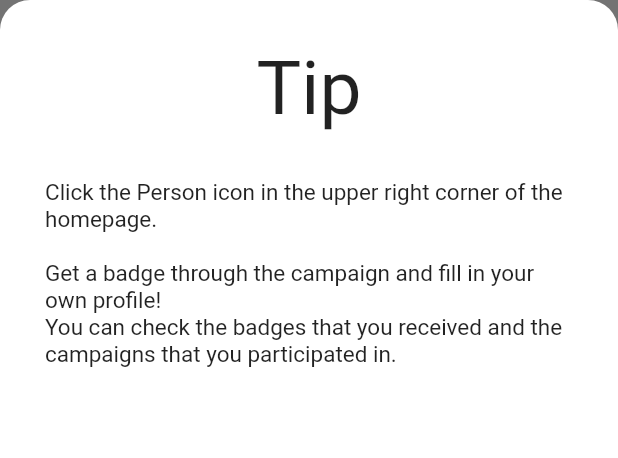
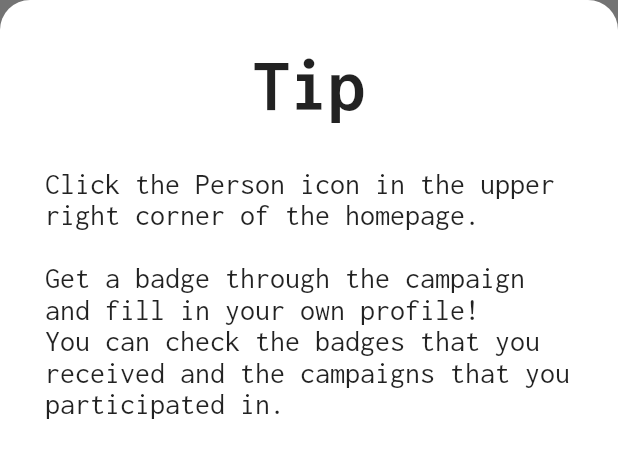
Before and after one commit to DSCHUFS/DSC-Solution-Challenge-2021-Groo, a Flutter app: the TipScreen widget shown alone on an empty page, opened directly, on a phone screen of 412 x 824 dp. Shown: the top 458 px of the screen. Run offline on Flutter 3.47's test engine with Material 2 defaults, Android fonts, the phone set to English and light mode, and no system bars; our stand-ins replace carousel_slider, cloud_firestore, firebase_auth, firebase_core, flutter_local_notifications, flutter_native_timezone and 5 more; missing offline and left inert: firebase_image, flutter_login_facebook, twitter_login; accounts and stored records are empty; network calls fail.

```diff
--- a/groo/lib/screens/tip_screen.dart
+++ b/groo/lib/screens/tip_screen.dart
@@ -12,14 +12,21 @@ class TipScreen extends StatelessWidget {
 
 Get a badge through the campaign and fill in your own profile!
 You can check the badges that you received and the campaigns that you participated in.""",
-        style: TextStyle(fontSize: 15),
+        style: TextStyle(
+          fontSize: 20,
+          fontFamily: "Inconsolata",
+        ),
       ),
       Text(
         """Go to the campaign page! Please check the campaign going on this month and press the Start button.
+
 Check to see what level I've reached at the moment. Check out who is participating in this campaign.
 You can check the badges you have achieved by collecting them.
 You can look back on the campaign you participated in.""",
-        style: TextStyle(fontSize: 15),
+        style: TextStyle(
+          fontSize: 20,
+          fontFamily: "Inconsolata",
+        ),
       ),
       Text(
         """Go to the counseling page! If there\'s a counselor you\'d like to share your troubles with, press the Play button!
@@ -28,7 +35,10 @@ You can get counseling in 3 ways:
   * Video Counseling
   * Text-Chat Counseling
 You can use different ways at different times as you wish, based on your needs and convenience.""",
-        style: TextStyle(fontSize: 15),
+        style: TextStyle(
+          fontSize: 20,
+          fontFamily: "Inconsolata",
+        ),
       ),
     ];
     return Container(
@@ -48,7 +58,11 @@ You can use different ways at different times as you wish, based on your needs a
             children: [
               Text(
                 "Tip",
-                style: TextStyle(fontSize: 50),
+                style: TextStyle(
+                  fontSize: 50,
+                  fontWeight: FontWeight.bold,
+                  fontFamily: "Inconsolata",
+                ),
               ),
               SizedBox(
                 height: 30,
```
Also changed, not shown: groo/lib/screens/badge_screen.dart (+47 -19 lines), groo/lib/screens/campaign_screen.dart (+7 -7 lines), groo/lib/screens/const.dart (+19 -9 lines), groo/lib/screens/home_screen.dart (+0 -19 lines), groo/lib/screens/profile_screen.dart (+8 -3 lines), groo/pubspec.lock.
